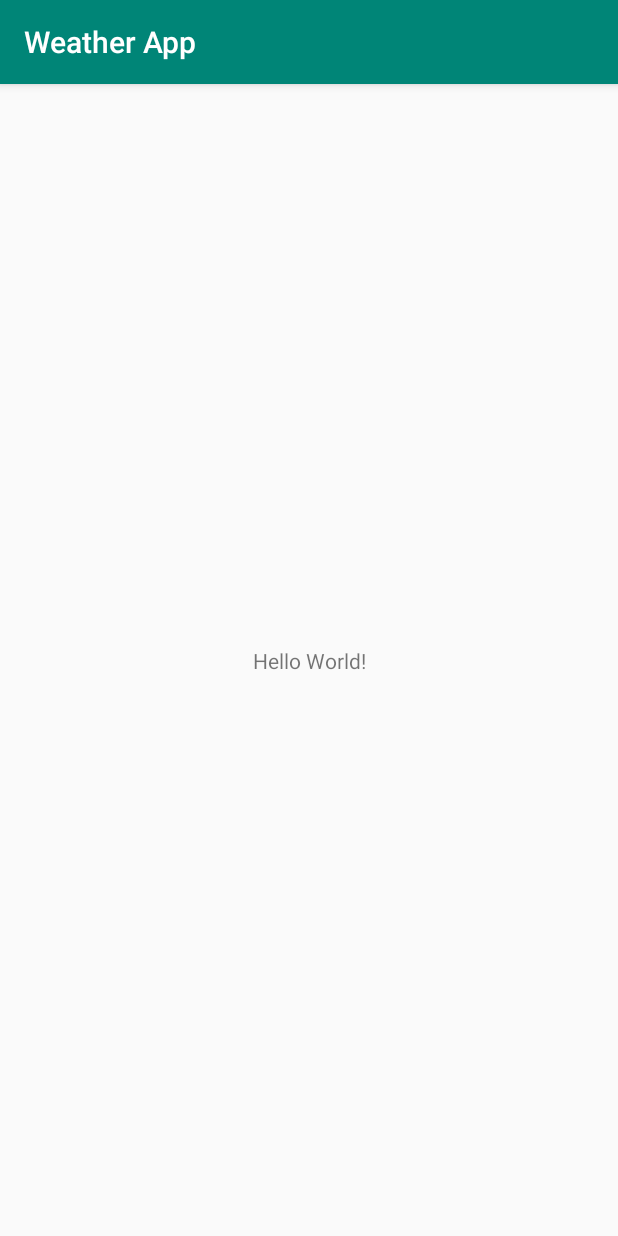
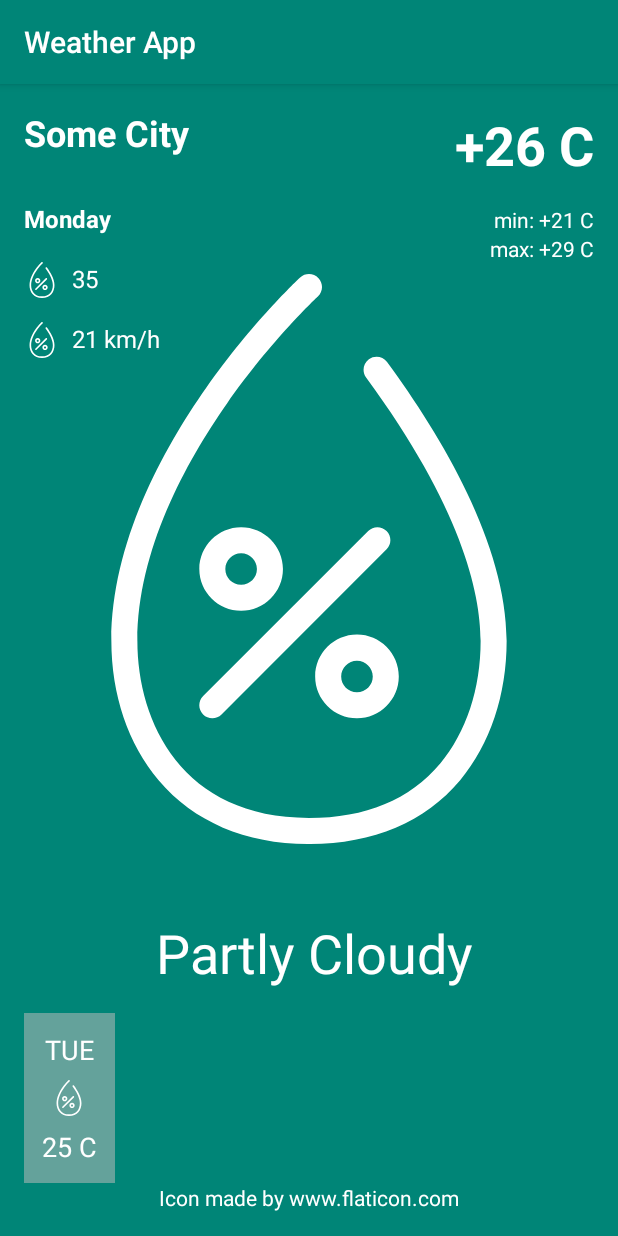
Before and after one commit to ChidozieGabriel/weather-app-kotlin, an Android app: the screen it shows after launch (MainActivity), on a phone screen of 412 x 824 dp. Run offline under Robolectric (Android 15) with nearby library versions, the phone set to English and light mode, and no system bars.

Commit message:
feature:design mock-up views

```diff
--- /dev/null
+++ b/app/src/main/res/drawable/ic_drop_with_shine.xml
@@ -0,0 +1,11 @@
+<vector xmlns:android="http://schemas.android.com/apk/res/android"
+  android:width="24dp"
+  android:height="24dp"
+  android:viewportWidth="496.723"
+  android:viewportHeight="496.723"
+  >
+  <path
+    android:fillColor="#FF000000"
+    android:pathData="M292.322,26.265C283.588,10.102 266.749,0.006 248.375,0c-18.369,-0.01 -35.272,10.062 -43.993,26.227C154.507,118.475 80.058,266.611 80.058,328.443c0,92.911 75.323,168.28 168.272,168.28c92.968,0 168.335,-75.369 168.335,-168.28C416.665,266.621 342.198,118.523 292.322,26.265zM248.343,438.921c-67.955,0 -123.261,-55.291 -123.261,-123.255c0,-9.114 7.399,-16.503 16.504,-16.503c9.119,0 16.499,7.389 16.499,16.503c0,49.763 40.495,90.251 90.257,90.251c9.106,0 16.504,7.389 16.504,16.502C264.848,431.53 257.449,438.921 248.343,438.921z"
+    />
+</vector>
--- /dev/null
+++ b/app/src/main/res/drawable/ic_humidity.xml
@@ -0,0 +1,23 @@
+<vector xmlns:android="http://schemas.android.com/apk/res/android"
+  android:width="24dp"
+  android:height="24dp"
+  android:viewportWidth="328.611"
+  android:viewportHeight="328.611"
+  >
+  <path
+    android:fillColor="#FFFFFFFF"
+    android:pathData="M209.306,50.798c-2.452,-3.337 -7.147,-4.055 -10.485,-1.602c-3.338,2.453 -4.055,7.147 -1.603,10.485c54.576,74.266 66.032,123.541 66.032,151.8c0,27.691 -8.272,52.794 -23.293,70.685c-17.519,20.866 -42.972,31.446 -75.651,31.446c-73.031,0 -98.944,-55.018 -98.944,-102.131c0,-52.227 28.103,-103.234 51.679,-136.829c25.858,-36.847 52.11,-61.415 52.37,-61.657c3.035,-2.819 3.209,-7.565 0.39,-10.6c-2.819,-3.034 -7.565,-3.209 -10.599,-0.39c-1.11,1.031 -27.497,25.698 -54.254,63.765c-24.901,35.428 -54.586,89.465 -54.586,145.71c0,31.062 9.673,59.599 27.236,80.353c20.361,24.061 50.345,36.779 86.708,36.779c36.794,0 66.926,-12.726 87.139,-36.801c17.286,-20.588 26.806,-49.117 26.806,-80.33C278.25,156.216 240.758,93.597 209.306,50.798z"
+    />
+  <path
+    android:fillColor="#FFFFFFFF"
+    android:pathData="M198.43,148.146l-95.162,95.162c-2.929,2.929 -2.929,7.678 0,10.606c1.465,1.464 3.385,2.197 5.304,2.197s3.839,-0.732 5.304,-2.197l95.162,-95.162c2.929,-2.929 2.929,-7.678 0,-10.606C206.107,145.217 201.359,145.217 198.43,148.146z"
+    />
+  <path
+    android:fillColor="#FFFFFFFF"
+    android:pathData="M191.965,207.899c-13.292,0 -24.106,10.814 -24.106,24.106s10.814,24.106 24.106,24.106s24.106,-10.814 24.106,-24.106S205.257,207.899 191.965,207.899zM191.965,241.111c-5.021,0 -9.106,-4.085 -9.106,-9.106s4.085,-9.106 9.106,-9.106s9.106,4.085 9.106,9.106S196.986,241.111 191.965,241.111z"
+    />
+  <path
+    android:fillColor="#FFFFFFFF"
+    android:pathData="M125.178,194.162c13.292,0 24.106,-10.814 24.106,-24.106s-10.814,-24.106 -24.106,-24.106s-24.106,10.814 -24.106,24.106S111.886,194.162 125.178,194.162zM125.178,160.949c5.021,0 9.106,4.085 9.106,9.106s-4.085,9.106 -9.106,9.106c-5.021,0 -9.106,-4.085 -9.106,-9.106S120.156,160.949 125.178,160.949z"
+    />
+</vector>
--- a/app/src/main/res/layout/activity_main.xml
+++ b/app/src/main/res/layout/activity_main.xml
@@ -4,15 +4,230 @@
   xmlns:tools="http://schemas.android.com/tools"
   android:layout_width="match_parent"
   android:layout_height="match_parent"
-                                                   tools:context=".MainActivity">
+  android:background="@color/colorPrimary"
+  android:padding="16dp"
+  tools:context=".MainActivity"
+  >
+
+  <TextView
+    android:id="@+id/city"
+    android:layout_width="wrap_content"
+    android:layout_height="wrap_content"
+    android:text="Some City"
+    android:textColor="@android:color/white"
+    android:textSize="24sp"
+    android:textStyle="bold"
+    app:layout_constraintLeft_toLeftOf="parent"
+    app:layout_constraintTop_toTopOf="parent"
+    />
+
+  <Space
+    android:id="@+id/city_space"
+    android:layout_width="wrap_content"
+    android:layout_height="wrap_content"
+    android:layout_margin="30dp"
+    app:layout_constraintLeft_toLeftOf="parent"
+    app:layout_constraintTop_toBottomOf="@+id/city"
+    />
+
+  <TextView
+    android:id="@+id/day"
+    android:layout_width="wrap_content"
+    android:layout_height="wrap_content"
+    android:text="Monday"
+    android:textColor="@android:color/white"
+    android:textSize="16sp"
+    android:textStyle="bold"
+    app:layout_constraintLeft_toLeftOf="parent"
+    app:layout_constraintTop_toBottomOf="@+id/city_space"
+    />
+
+  <Space
+    android:id="@+id/day_space"
+    android:layout_width="wrap_content"
+    android:layout_height="wrap_content"
+    android:layout_margin="18dp"
+    app:layout_constraintLeft_toLeftOf="parent"
+    app:layout_constraintTop_toBottomOf="@+id/day"
+    />
+
+  <ImageView
+    android:id="@+id/humidity_image"
+    android:layout_width="wrap_content"
+    android:layout_height="wrap_content"
+    android:contentDescription="Humidity"
+    android:src="@drawable/ic_humidity"
+    app:layout_constraintLeft_toLeftOf="parent"
+    app:layout_constraintTop_toBottomOf="@+id/day_space"
+    />
+
+  <TextView
+    android:id="@+id/humidity_text"
+    android:layout_width="wrap_content"
+    android:layout_height="wrap_content"
+    android:layout_marginLeft="8dp"
+    android:text="35"
+    android:textColor="@android:color/white"
+    android:textSize="16sp"
+    app:layout_constraintLeft_toRightOf="@id/humidity_image"
+    app:layout_constraintTop_toBottomOf="@+id/day_space"
+    />
+
+
+  <Space
+    android:id="@+id/humidity_space"
+    android:layout_width="wrap_content"
+    android:layout_height="wrap_content"
+    android:layout_margin="16dp"
+    app:layout_constraintLeft_toLeftOf="parent"
+    app:layout_constraintTop_toBottomOf="@+id/humidity_image"
+    />
+
+
+  <ImageView
+    android:id="@+id/wind_image"
+    android:layout_width="wrap_content"
+    android:layout_height="wrap_content"
+    android:contentDescription="Humidity"
+    android:src="@drawable/ic_humidity"
+    app:layout_constraintLeft_toLeftOf="parent"
+    app:layout_constraintTop_toBottomOf="@+id/humidity_space"
+    />
+
+  <TextView
+    android:id="@+id/wind_text"
+    android:layout_width="wrap_content"
+    android:layout_height="wrap_content"
+    android:layout_marginLeft="8dp"
+    android:text="21 km/h"
+    android:textColor="@android:color/white"
+    android:textSize="16sp"
+    app:layout_constraintLeft_toRightOf="@id/humidity_image"
+    app:layout_constraintTop_toBottomOf="@+id/humidity_space"
+    />
+
+  <ImageView
+    android:id="@+id/cloud_image"
+    android:layout_width="match_parent"
+    android:layout_height="0dp"
+    android:src="@drawable/ic_humidity"
+    app:layout_constraintBottom_toTopOf="@id/cloud_text"
+    app:layout_constraintTop_toBottomOf="@id/city_space"
+    />
+
+  <TextView
+    android:id="@+id/cloud_text"
+    android:layout_width="wrap_content"
+    android:layout_height="wrap_content"
+    android:layout_marginLeft="8dp"
+    android:layout_marginBottom="16dp"
+    android:text="Partly Cloudy"
+    android:textColor="@android:color/white"
+    android:textSize="36sp"
+    app:layout_constraintBottom_toTopOf="@id/list"
+    app:layout_constraintLeft_toLeftOf="parent"
+    app:layout_constraintRight_toRightOf="parent"
+    />
+
+
+  <TextView
+    android:id="@+id/temperature"
+    android:layout_width="wrap_content"
+    android:layout_height="wrap_content"
+    android:layout_marginLeft="8dp"
+    android:text="+26 C"
+    android:textColor="@android:color/white"
+    android:textSize="36sp"
+    android:textStyle="bold"
+    app:layout_constraintRight_toRightOf="parent"
+    app:layout_constraintTop_toTopOf="parent"
+    />
+
+  <TextView
+    android:id="@+id/min_temperature"
+    android:layout_width="wrap_content"
+    android:layout_height="wrap_content"
+    android:text="min: +21 C"
+    android:textColor="@android:color/white"
+    app:layout_constraintBaseline_toBaselineOf="@id/day"
+    app:layout_constraintRight_toRightOf="parent"
+    />
+
+  <TextView
+    android:id="@+id/max_temperature"
+    android:layout_width="wrap_content"
+    android:layout_height="wrap_content"
+    android:text="max: +29 C"
+    android:textColor="@android:color/white"
+    app:layout_constraintRight_toRightOf="parent"
+    app:layout_constraintTop_toBottomOf="@id/min_temperature"
+    />
+
+
+  <ListView
+    android:layout_width="wrap_content"
+    android:layout_height="wrap_content"
+    app:layout_constraintBottom_toBottomOf="parent"
+    app:layout_constraintLeft_toLeftOf="parent"
+    />
+
+  <LinearLayout
+    android:id="@+id/list"
+    android:layout_width="wrap_content"
+    android:layout_height="wrap_content"
+    android:background="#88bbbbbb"
+    android:gravity="center"
+    android:orientation="vertical"
+    android:padding="12dp"
+
+    app:layout_constraintBottom_toTopOf="@id/footer"
+    app:layout_constraintLeft_toLeftOf="parent"
+    >
 
     <TextView
       android:layout_width="wrap_content"
       android:layout_height="wrap_content"
-            android:text="Hello World!"
+      android:text="TUE"
+      android:textColor="@android:color/white"
+      android:textSize="18sp"
+      />
+
+    <Space
+      android:layout_width="wrap_content"
+      android:layout_height="8dp"
+      />
+
+    <ImageView
+      android:layout_width="24dp"
+      android:layout_height="24dp"
+      android:src="@drawable/ic_humidity"
+      />
+
+
+    <Space
+      android:layout_width="wrap_content"
+      android:layout_height="8dp"
+      />
+
+
+    <TextView
+      android:layout_width="wrap_content"
+      android:layout_height="wrap_content"
+      android:text="25 C"
+      android:textColor="@android:color/white"
+      android:textSize="18sp"
+      />
+  </LinearLayout>
+
+  <TextView
+    android:id="@+id/footer"
+    android:layout_width="wrap_content"
+    android:layout_height="wrap_content"
+    android:text="Icon made by www.flaticon.com"
+    android:textColor="@android:color/white"
     app:layout_constraintBottom_toBottomOf="parent"
     app:layout_constraintLeft_toLeftOf="parent"
     app:layout_constraintRight_toRightOf="parent"
-            app:layout_constraintTop_toTopOf="parent"/>
+    />
 
 </androidx.constraintlayout.widget.ConstraintLayout>
```
Lines whose indentation alone changed are shown as unchanged.
